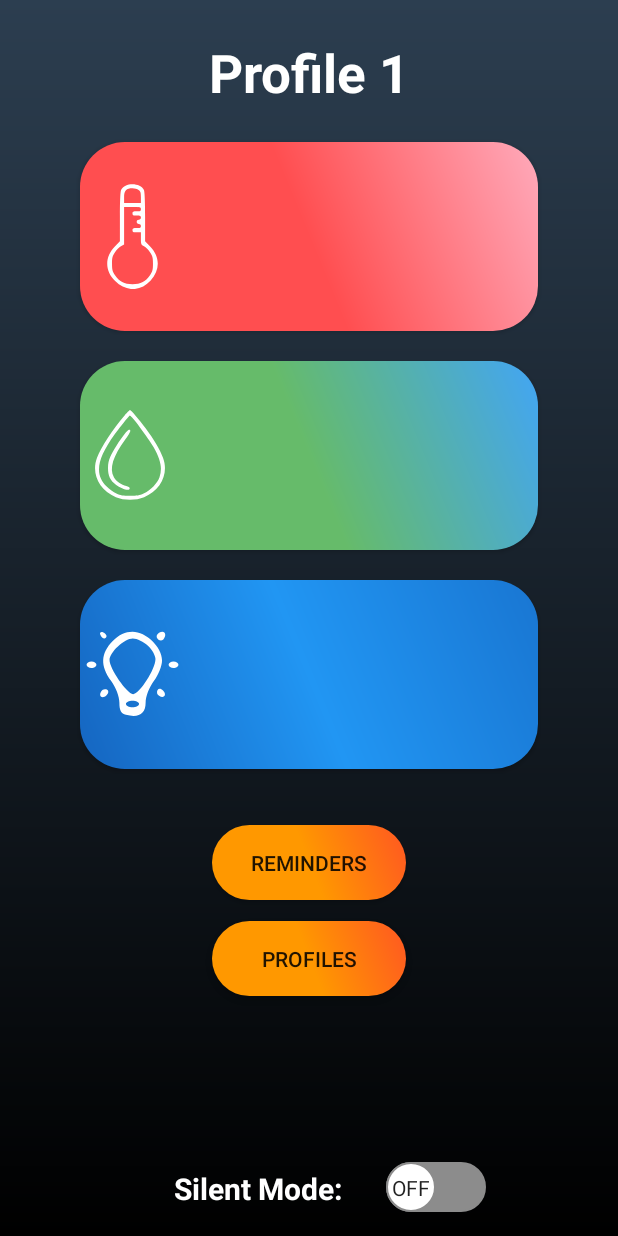
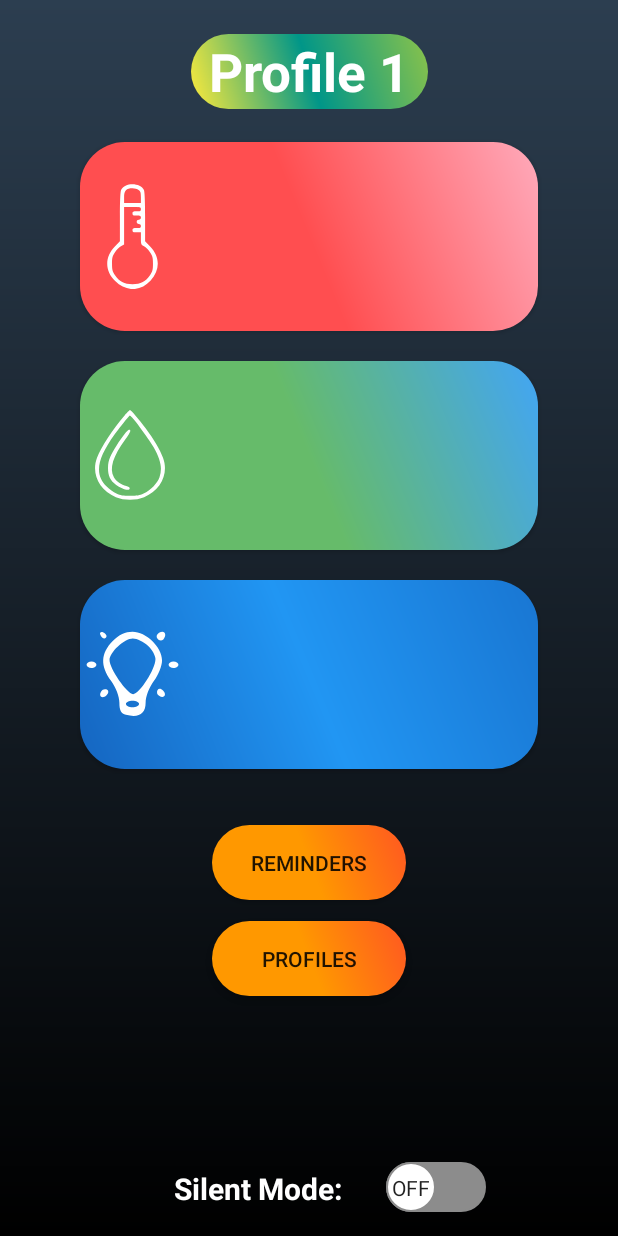
Before and after one commit to joelcelen/desk-buddy, an Android app: the screen it shows after launch (MainActivity), on a phone screen of 412 x 824 dp. Run offline under Robolectric (Android 15) with nearby library versions, the phone set to English and light mode, and no system bars; our stand-ins replace Firebase (no records; nobody signed in at launch, a user with empty details on screens opened directly); 4 statements that could not run were skipped.

Commit message:
Refactor profilenamedisplay. Add xml:s for color, button etc. Add character limit.

```diff
--- /dev/null
+++ b/deskBuddyApp/app/src/main/res/drawable/background_profile_name.xml
@@ -0,0 +1,10 @@
+<?xml version="1.0" encoding="utf-8"?>
+<shape xmlns:android="http://schemas.android.com/apk/res/android">
+    <gradient
+        android:startColor="#FFEB3B"
+        android:endColor="#8BC34A"
+        android:centerColor="#009688"
+        android:centerY="0.5"
+        android:angle="45" />
+    <corners android:radius="30dp" />
+</shape>
--- a/deskBuddyApp/app/src/main/res/layout/activity_main.xml
+++ b/deskBuddyApp/app/src/main/res/layout/activity_main.xml
@@ -10,13 +10,16 @@
 
         <TextView
             android:id="@+id/current_profile"
-            android:layout_width="138dp"
-            android:layout_height="46dp"
+            android:layout_width="wrap_content"
+            android:layout_height="50dp"
+            android:gravity="center"
             android:text="Current Profile"
-            android:textColor="#FFFFFF"
-            android:gravity="center"
+            android:textColor="@color/white"
+            android:textSize="35sp"
             android:textStyle="bold"
-            android:textSize="35sp"
+            android:background="@drawable/background_profile_name"
+            android:paddingLeft="12dp"
+            android:paddingRight="12dp"
             app:layout_constraintBottom_toTopOf="@+id/temp_button"
             app:layout_constraintEnd_toEndOf="parent"
             app:layout_constraintStart_toStartOf="parent"
--- a/deskBuddyApp/app/src/main/res/layout/activity_profile.xml
+++ b/deskBuddyApp/app/src/main/res/layout/activity_profile.xml
@@ -202,6 +202,7 @@
                     android:textColor="#FFFFFF"
                     android:textColorHint="#CCCCCC"
                     android:textStyle="italic"
+                    android:maxLength="12"
                     app:layout_constraintBottom_toTopOf="@+id/sldTemp"
                     app:layout_constraintEnd_toEndOf="parent"
                     app:layout_constraintHorizontal_bias="0.5"
--- a/deskBuddyApp/app/src/main/res/values/colors.xml
+++ b/deskBuddyApp/app/src/main/res/values/colors.xml
@@ -9,7 +9,7 @@
     <color name="white">#FFFFFFFF</color>
     <color name="green_track_color">#2ADE4C</color>
     <color name="red_track_color">#FF4E50</color>
-    <color name="bone_white">#E8E9DF</color>
+    <color name="bone_white">#80E8E9DF</color>
     android:endColor="#FFAABB"
     android:centerColor="#FF4E50"
 </resources>
```
